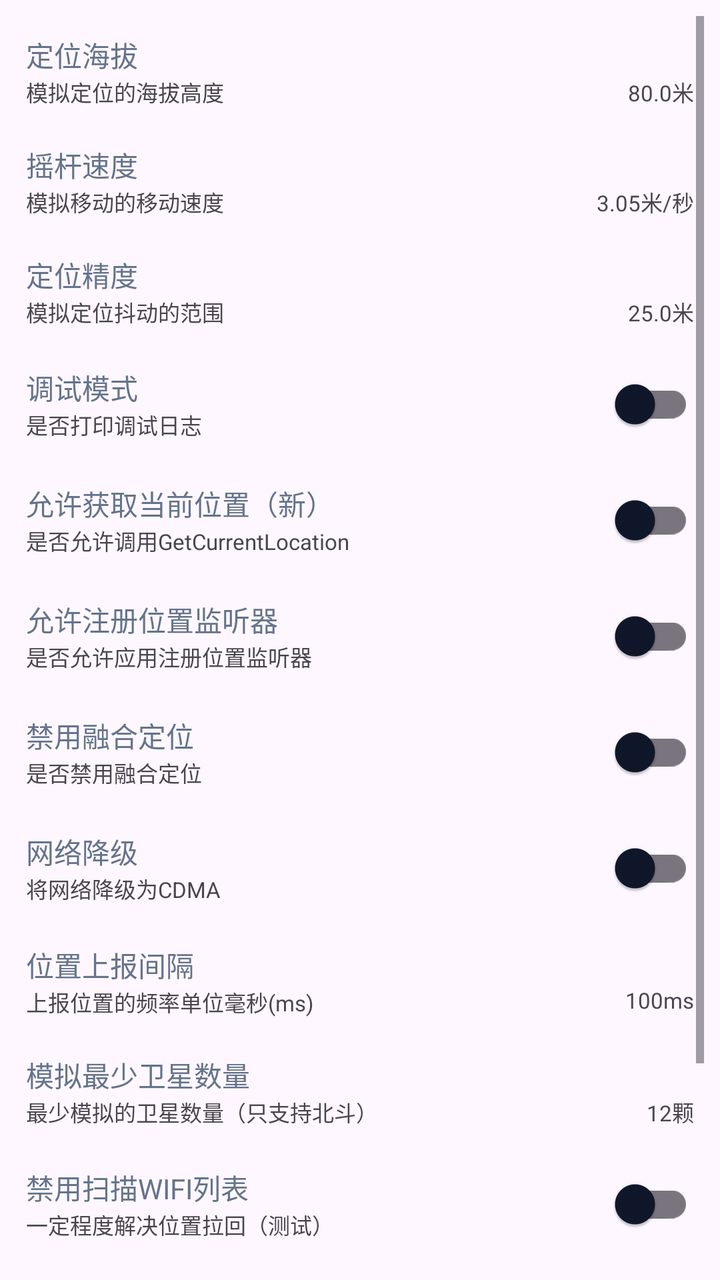
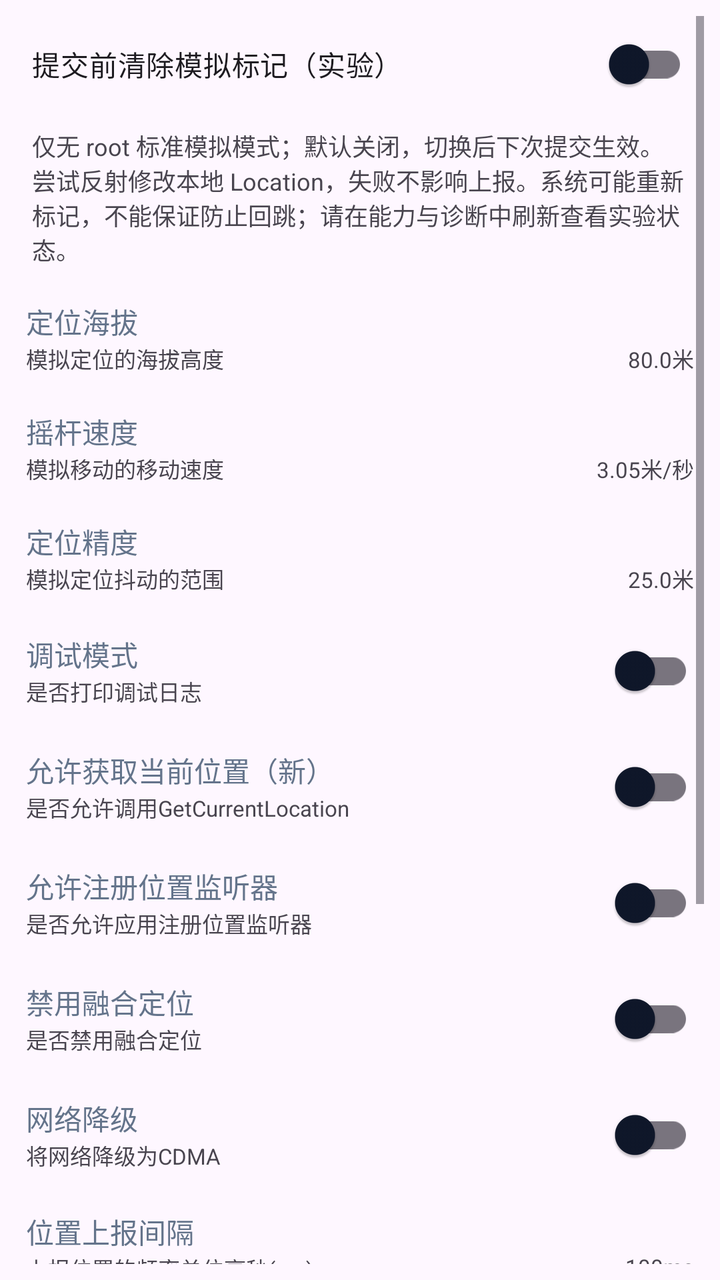

Compare the two renders of this Android layout. The source of the first and the diff that turns it into the second are given below.
<!-- AndroidManifest.xml: application theme AppTheme -->
<!-- res/layout/fragment_settings.xml -->
<?xml version="1.0" encoding="utf-8"?>
<androidx.constraintlayout.widget.ConstraintLayout xmlns:android="http://schemas.android.com/apk/res/android"
    xmlns:app="http://schemas.android.com/apk/res-auto"
    xmlns:tools="http://schemas.android.com/tools"
    android:layout_width="match_parent"
    android:layout_height="match_parent"
    android:padding="8dp"
    tools:context=".ui.settings.SettingsFragment">

    <ScrollView
        android:layout_width="match_parent"
        android:layout_height="0dp"
        app:layout_constraintTop_toTopOf="parent"
        app:layout_constraintStart_toStartOf="parent">

        <LinearLayout
            android:layout_width="match_parent"
            android:layout_height="wrap_content"
            android:orientation="vertical">

            <LinearLayout
                android:id="@+id/selinux_layout"
                android:visibility="gone"
                android:layout_width="match_parent"
                android:layout_height="wrap_content"
                android:gravity="center_vertical"
                android:orientation="horizontal"
                android:padding="5dp">
                <LinearLayout
                    android:layout_width="0dp"
                    android:layout_height="wrap_content"
                    android:layout_weight="1"
                    android:orientation="vertical"
                    android:gravity="center_vertical">
                    <com.google.android.material.textview.MaterialTextView
                        android:layout_width="wrap_content"
                        android:layout_height="wrap_content"
                        android:text="@string/selinux"
                        android:textColor="@color/lse_mini_title_color" />
                    <com.google.android.material.textview.MaterialTextView
                        android:layout_width="wrap_content"
                        android:layout_height="wrap_content"
                        android:text="@string/need_open_selinux"
                        android:textSize="11sp" />
                </LinearLayout>
                <com.google.android.material.switchmaterial.SwitchMaterial
                    android:id="@+id/selinux_switch"
                    android:layout_width="0dp"
                    android:layout_weight="1"
                    android:layout_height="wrap_content"
                    android:layout_gravity="center_vertical"
                    app:useMaterialThemeColors="true"/>
            </LinearLayout>

            <androidx.constraintlayout.widget.ConstraintLayout
                android:id="@+id/altitude_layout"
                android:layout_width="match_parent"
                android:layout_height="wrap_content"
                android:gravity="center_vertical"
                android:padding="5dp"
                android:layout_marginTop="4dp"
                android:layout_marginBottom="4dp">

                <com.google.android.material.textview.MaterialTextView
                    android:id="@+id/altitude_title"
                    android:layout_width="wrap_content"
                    android:layout_height="wrap_content"
                    android:text="@string/altitude"
                    android:textColor="@color/lse_mini_title_color"
                    app:layout_constraintStart_toStartOf="parent"
                    app:layout_constraintTop_toTopOf="parent"/>

                <com.google.android.material.textview.MaterialTextView
                    android:id="@+id/altitude_desc"
                    android:layout_width="wrap_content"
                    android:layout_height="wrap_content"
                    android:text="@string/altitude_desc"
                    android:textSize="11sp"
                    app:layout_constraintStart_toStartOf="parent"
                    app:layout_constraintTop_toBottomOf="@id/altitude_title"/>

                <com.google.android.material.textview.MaterialTextView
                    android:id="@+id/altitude_value"
                    android:layout_width="wrap_content"
                    android:layout_height="wrap_content"
                    android:text="80.0米"
                    android:textSize="11sp"
                    app:layout_constraintTop_toBottomOf="@id/altitude_title"
                    app:layout_constraintEnd_toEndOf="parent" />

            </androidx.constraintlayout.widget.ConstraintLayout>

            <androidx.constraintlayout.widget.ConstraintLayout
                android:id="@+id/speed_layout"
                android:layout_width="match_parent"
                android:layout_height="wrap_content"
                android:gravity="center_vertical"
                android:padding="5dp"
                android:layout_marginTop="4dp"
                android:layout_marginBottom="4dp">

                <com.google.android.material.textview.MaterialTextView
                    android:id="@+id/speed_title"
                    android:layout_width="wrap_content"
                    android:layout_height="wrap_content"
                    android:text="@string/rocker_speed"
                    android:textColor="@color/lse_mini_title_color"
                    app:layout_constraintStart_toStartOf="parent"
                    app:layout_constraintTop_toTopOf="parent"/>

                <com.google.android.material.textview.MaterialTextView
                    android:id="@+id/speed_desc"
                    android:layout_width="wrap_content"
                    android:layout_height="wrap_content"
                    android:text="@string/rocker_speed_desc"
                    android:textSize="11sp"
                    app:layout_constraintStart_toStartOf="parent"
                    app:layout_constraintTop_toBottomOf="@id/speed_title"/>

                <com.google.android.material.textview.MaterialTextView
                    android:id="@+id/speed_value"
                    android:layout_width="wrap_content"
                    android:layout_height="wrap_content"
                    android:text="3.05米/秒"
                    android:textSize="11sp"
                    app:layout_constraintTop_toBottomOf="@id/speed_title"
                    app:layout_constraintEnd_toEndOf="parent" />

            </androidx.constraintlayout.widget.ConstraintLayout>

            <androidx.constraintlayout.widget.ConstraintLayout
                android:id="@+id/accuracy_layout"
                android:layout_width="match_parent"
                android:layout_height="wrap_content"
                android:gravity="center_vertical"
                android:padding="5dp"
                android:layout_marginTop="4dp"
                android:layout_marginBottom="4dp">

                <com.google.android.material.textview.MaterialTextView
                    android:id="@+id/accuracy_title"
                    android:layout_width="wrap_content"
                    android:layout_height="wrap_content"
                    android:text="@string/accuracy"
                    android:textColor="@color/lse_mini_title_color"
                    app:layout_constraintStart_toStartOf="parent"
                    app:layout_constraintTop_toTopOf="parent"/>

                <com.google.android.material.textview.MaterialTextView
                    android:id="@+id/accuracy_desc"
                    android:layout_width="wrap_content"
                    android:layout_height="wrap_content"
                    android:text="@string/accuracy_desc"
                    android:textSize="11sp"
                    app:layout_constraintStart_toStartOf="parent"
                    app:layout_constraintTop_toBottomOf="@id/accuracy_title"/>

                <com.google.android.material.textview.MaterialTextView
                    android:id="@+id/accuracy_value"
                    android:layout_width="wrap_content"
                    android:layout_height="wrap_content"
                    android:text="25.0米"
                    android:textSize="11sp"
                    app:layout_constraintTop_toBottomOf="@id/accuracy_title"
                    app:layout_constraintEnd_toEndOf="parent" />

            </androidx.constraintlayout.widget.ConstraintLayout>

            <LinearLayout
                android:id="@+id/debug_layout"
                android:layout_width="match_parent"
                android:layout_height="wrap_content"
                android:padding="5dp"
                android:gravity="center_vertical"
                android:orientation="horizontal">
                <LinearLayout
                    android:layout_width="0dp"
                    android:layout_height="wrap_content"
                    android:layout_weight="1"
                    android:orientation="vertical"
                    android:gravity="center_vertical">
                    <com.google.android.material.textview.MaterialTextView
                        android:layout_width="wrap_content"
                        android:layout_height="wrap_content"
                        android:text="@string/debug"
                        android:textColor="@color/lse_mini_title_color" />
                    <com.google.android.material.textview.MaterialTextView
                        android:layout_width="wrap_content"
                        android:layout_height="wrap_content"
                        android:text="@string/debug_desc"
                        android:textSize="11sp" />
                </LinearLayout>
                <com.google.android.material.switchmaterial.SwitchMaterial
                    android:id="@+id/debug_switch"
                    android:layout_width="0dp"
                    android:layout_weight="1"
                    android:layout_height="wrap_content"
                    android:layout_gravity="center_vertical"
                    app:useMaterialThemeColors="true"/>
            </LinearLayout>

            <LinearLayout
                android:id="@+id/dgc_layout"
                android:layout_width="match_parent"
                android:layout_height="wrap_content"
                android:gravity="center_vertical"
                android:padding="5dp"
                android:orientation="horizontal">
                <LinearLayout
                    android:layout_width="0dp"
                    android:layout_height="wrap_content"
                    android:layout_weight="1"
                    android:orientation="vertical"
                    android:gravity="center_vertical">
                    <com.google.android.material.textview.MaterialTextView
                        android:layout_width="wrap_content"
                        android:layout_height="wrap_content"
                        android:text="@string/dgc"
                        android:textColor="@color/lse_mini_title_color" />
                    <com.google.android.material.textview.MaterialTextView
                        android:layout_width="wrap_content"
                        android:layout_height="wrap_content"
                        android:text="@string/dgc_desc"
                        android:textSize="11sp" />
                </LinearLayout>
                <com.google.android.material.switchmaterial.SwitchMaterial
                    android:id="@+id/dgc_switch"
                    android:layout_width="0dp"
                    android:layout_weight="1"
                    android:layout_height="wrap_content"
                    android:layout_gravity="center_vertical"
                    app:useMaterialThemeColors="true"/>
            </LinearLayout>

            <LinearLayout
                android:id="@+id/rll_layout"
                android:layout_width="match_parent"
                android:layout_height="wrap_content"
                android:gravity="center_vertical"
                android:padding="5dp"
                android:orientation="horizontal">
                <LinearLayout
                    android:layout_width="0dp"
                    android:layout_height="wrap_content"
                    android:layout_weight="1"
                    android:orientation="vertical"
                    android:gravity="center_vertical">
                    <com.google.android.material.textview.MaterialTextView
                        android:layout_width="wrap_content"
                        android:layout_height="wrap_content"
                        android:text="@string/rll"
                        android:textColor="@color/lse_mini_title_color" />
                    <com.google.android.material.textview.MaterialTextView
                        android:layout_width="wrap_content"
                        android:layout_height="wrap_content"
                        android:text="@string/rll_desc"
                        android:textSize="11sp" />
                </LinearLayout>
                <com.google.android.material.switchmaterial.SwitchMaterial
                    android:id="@+id/rll_switch"
                    android:layout_width="0dp"
                    android:layout_weight="1"
                    android:layout_height="wrap_content"
                    android:layout_gravity="center_vertical"
                    app:useMaterialThemeColors="true"/>
            </LinearLayout>

            <LinearLayout
                android:id="@+id/dfused_layout"
                android:layout_width="match_parent"
                android:layout_height="wrap_content"
                android:gravity="center_vertical"
                android:padding="5dp"
                android:orientation="horizontal">
                <LinearLayout
                    android:layout_width="0dp"
                    android:layout_height="wrap_content"
                    android:layout_weight="1"
                    android:orientation="vertical"
                    android:gravity="center_vertical">
                    <com.google.android.material.textview.MaterialTextView
                        android:layout_width="wrap_content"
                        android:layout_height="wrap_content"
                        android:text="@string/dfused"
                        android:textColor="@color/lse_mini_title_color" />
                    <com.google.android.material.textview.MaterialTextView
                        android:layout_width="wrap_content"
                        android:layout_height="wrap_content"
                        android:text="@string/dfused_desc"
                        android:textSize="11sp" />
                </LinearLayout>
                <com.google.android.material.switchmaterial.SwitchMaterial
                    android:id="@+id/dfused_switch"
                    android:layout_width="0dp"
                    android:layout_weight="1"
                    android:layout_height="wrap_content"
                    android:layout_gravity="center_vertical"
                    app:useMaterialThemeColors="true"/>
            </LinearLayout>

            <LinearLayout
                android:id="@+id/cdma_layout"
                android:layout_width="match_parent"
                android:layout_height="wrap_content"
                android:gravity="center_vertical"
                android:padding="5dp"
                android:orientation="horizontal">
                <LinearLayout
                    android:layout_width="0dp"
                    android:layout_height="wrap_content"
                    android:layout_weight="1"
                    android:orientation="vertical"
                    android:gravity="center_vertical">
                    <com.google.android.material.textview.MaterialTextView
                        android:layout_width="wrap_content"
                        android:layout_height="wrap_content"
                        android:text="@string/cdma"
                        android:textColor="@color/lse_mini_title_color" />
                    <com.google.android.material.textview.MaterialTextView
                        android:layout_width="wrap_content"
                        android:layout_height="wrap_content"
                        android:text="@string/cdma_desc"
                        android:textSize="11sp" />
                </LinearLayout>
                <com.google.android.material.switchmaterial.SwitchMaterial
                    android:id="@+id/cdma_switch"
                    android:layout_width="0dp"
                    android:layout_weight="1"
                    android:layout_height="wrap_content"
                    android:layout_gravity="center_vertical"
                    app:useMaterialThemeColors="true"/>
            </LinearLayout>

            <LinearLayout
                android:id="@+id/sensor_hook_layout"
                android:layout_width="match_parent"
                android:layout_height="wrap_content"
                android:visibility="gone"
                android:gravity="center_vertical"
                android:padding="5dp"
                android:orientation="horizontal">
                <LinearLayout
                    android:layout_width="0dp"
                    android:layout_height="wrap_content"
                    android:layout_weight="1"
                    android:orientation="vertical"
                    android:gravity="center_vertical">
                    <com.google.android.material.textview.MaterialTextView
                        android:layout_width="wrap_content"
                        android:layout_height="wrap_content"
                        android:text="@string/hook_sensor"
                        android:textColor="@color/lse_mini_title_color" />
                    <com.google.android.material.textview.MaterialTextView
                        android:layout_width="wrap_content"
                        android:layout_height="wrap_content"
                        android:text="@string/hook_sensor_desc"
                        android:textSize="11sp" />
                </LinearLayout>
                <com.google.android.material.switchmaterial.SwitchMaterial
                    android:id="@+id/sensor_hook_switch"
                    android:layout_width="0dp"
                    android:layout_weight="1"
                    android:layout_height="wrap_content"
                    android:layout_gravity="center_vertical"
                    app:useMaterialThemeColors="true"/>
            </LinearLayout>

            <androidx.constraintlayout.widget.ConstraintLayout
                android:id="@+id/report_duration_layout"
                android:layout_width="match_parent"
                android:layout_height="wrap_content"
                android:gravity="center_vertical"
                android:padding="5dp"
                android:layout_marginTop="4dp"
                android:layout_marginBottom="4dp">

                <com.google.android.material.textview.MaterialTextView
                    android:id="@+id/report_duration_title"
                    android:layout_width="wrap_content"
                    android:layout_height="wrap_content"
                    android:text="@string/item_report_duration_title"
                    android:textColor="@color/lse_mini_title_color"
                    app:layout_constraintStart_toStartOf="parent"
                    app:layout_constraintTop_toTopOf="parent"/>

                <com.google.android.material.textview.MaterialTextView
                    android:id="@+id/report_duration_desc"
                    android:layout_width="wrap_content"
                    android:layout_height="wrap_content"
                    android:text="@string/item_report_duration_desc"
                    android:textSize="11sp"
                    app:layout_constraintStart_toStartOf="parent"
                    app:layout_constraintTop_toBottomOf="@id/report_duration_title"/>

                <com.google.android.material.textview.MaterialTextView
                    android:id="@+id/report_duration_value"
                    android:layout_width="wrap_content"
                    android:layout_height="wrap_content"
                    android:text="@string/item_report_duration_value"
                    android:textSize="11sp"
                    app:layout_constraintTop_toBottomOf="@id/report_duration_title"
                    app:layout_constraintEnd_toEndOf="parent" />

            </androidx.constraintlayout.widget.ConstraintLayout>

            <androidx.constraintlayout.widget.ConstraintLayout
                android:id="@+id/satellite_count_layout"
                android:layout_width="match_parent"
                android:layout_height="wrap_content"
                android:gravity="center_vertical"
                android:padding="5dp"
                android:layout_marginTop="4dp"
                android:layout_marginBottom="4dp">

                <com.google.android.material.textview.MaterialTextView
                    android:id="@+id/satellite_count_title"
                    android:layout_width="wrap_content"
                    android:layout_height="wrap_content"
                    android:text="模拟最少卫星数量"
                    android:textColor="@color/lse_mini_title_color"
                    app:layout_constraintStart_toStartOf="parent"
                    app:layout_constraintTop_toTopOf="parent"/>

                <com.google.android.material.textview.MaterialTextView
                    android:id="@+id/satellite_count_desc"
                    android:layout_width="wrap_content"
                    android:layout_height="wrap_content"
                    android:text="最少模拟的卫星数量（只支持北斗）"
                    android:textSize="11sp"
                    app:layout_constraintStart_toStartOf="parent"
                    app:layout_constraintTop_toBottomOf="@id/satellite_count_title"/>

                <com.google.android.material.textview.MaterialTextView
                    android:id="@+id/satellite_count_value"
                    android:layout_width="wrap_content"
                    android:layout_height="wrap_content"
                    android:text="12颗"
                    android:textSize="11sp"
                    app:layout_constraintTop_toBottomOf="@id/satellite_count_title"
                    app:layout_constraintEnd_toEndOf="parent" />

            </androidx.constraintlayout.widget.ConstraintLayout>

            <LinearLayout
                android:id="@+id/disable_wlan_scan_layout"
                android:layout_width="match_parent"
                android:layout_height="wrap_content"
                android:gravity="center_vertical"
                android:padding="5dp"
                android:orientation="horizontal">
                <LinearLayout
                    android:layout_width="0dp"
                    android:layout_height="wrap_content"
                    android:layout_weight="1"
                    android:orientation="vertical"
                    android:gravity="center_vertical">
                    <com.google.android.material.textview.MaterialTextView
                        android:layout_width="wrap_content"
                        android:layout_height="wrap_content"
                        android:text="禁用扫描WIFI列表"
                        android:textColor="@color/lse_mini_title_color" />
                    <com.google.android.material.textview.MaterialTextView
                        android:layout_width="wrap_content"
                        android:layout_height="wrap_content"
                        android:text="一定程度解决位置拉回（测试）"
                        android:textSize="11sp" />
                </LinearLayout>
                <com.google.android.material.switchmaterial.SwitchMaterial
                    android:id="@+id/disable_wlan_scan_switch"
                    android:layout_width="0dp"
                    android:layout_weight="1"
                    android:layout_height="wrap_content"
                    android:layout_gravity="center_vertical"
                    app:useMaterialThemeColors="true"/>
            </LinearLayout>

            <LinearLayout
                android:id="@+id/loop_broadcast_location_layout"
                android:layout_width="match_parent"
                android:layout_height="wrap_content"
                android:gravity="center_vertical"
                android:padding="5dp"
                android:orientation="horizontal">
                <LinearLayout
                    android:layout_width="0dp"
                    android:layout_height="wrap_content"
                    android:layout_weight="1"
                    android:orientation="vertical"
                    android:gravity="center_vertical">
                    <com.google.android.material.textview.MaterialTextView
                        android:layout_width="wrap_content"
                        android:layout_height="wrap_content"
                        android:text="反定位拉回"
                        android:textColor="@color/lse_mini_title_color" />
                    <com.google.android.material.textview.MaterialTextView
                        android:layout_width="wrap_content"
                        android:layout_height="wrap_content"
                        android:text="按上报间隔持续发送固定位置，不产生随机跳动"
                        android:textSize="11sp" />
                </LinearLayout>
                <com.google.android.material.switchmaterial.SwitchMaterial
                    android:id="@+id/loop_broadcast_location_switch"
                    android:layout_width="0dp"
                    android:layout_weight="1"
                    android:layout_height="wrap_content"
                    android:layout_gravity="center_vertical"
                    app:useMaterialThemeColors="true"/>
            </LinearLayout>

            <LinearLayout
                android:id="@+id/check_update_layout"
                android:layout_width="match_parent"
                android:layout_height="wrap_content"
                android:gravity="center_vertical"
                android:padding="5dp"
                android:orientation="horizontal">

                <LinearLayout
                    android:layout_width="0dp"
                    android:layout_height="wrap_content"
                    android:layout_weight="1"
                    android:orientation="vertical"
                    android:gravity="center_vertical">
                    <com.google.android.material.textview.MaterialTextView
                        android:id="@+id/check_update_title"
                        android:layout_width="wrap_content"
                        android:layout_height="wrap_content"
                        android:text="检查更新"
                        android:textColor="@color/lse_mini_title_color" />
                    <com.google.android.material.textview.MaterialTextView
                        android:id="@+id/check_update_desc"
                        android:layout_width="wrap_content"
                        android:layout_height="wrap_content"
                        android:text="点击检查 GitHub Releases 最新版本"
                        android:textSize="11sp" />
                </LinearLayout>

                <com.google.android.material.button.MaterialButton
                    android:id="@+id/check_update_button"
                    style="@style/Widget.MaterialComponents.Button.OutlinedButton"
                    android:layout_width="wrap_content"
                    android:layout_height="wrap_content"
                    android:text="检查" />
            </LinearLayout>
        </LinearLayout>

    </ScrollView>
</androidx.constraintlayout.widget.ConstraintLayout>
<!-- resources referenced by this layout -->
<resources>
  <color name="lse_mini_title_color">#64748B</color>
  <string name="accuracy">定位精度</string>
  <string name="accuracy_desc">模拟定位抖动的范围</string>
  <string name="altitude">定位海拔</string>
  <string name="altitude_desc">模拟定位的海拔高度</string>
  <string name="cdma">网络降级</string>
  <string name="cdma_desc">将网络降级为CDMA</string>
  <string name="debug">调试模式</string>
  <string name="debug_desc">是否打印调试日志</string>
  <string name="dfused">禁用融合定位</string>
  <string name="dfused_desc">是否禁用融合定位</string>
  <string name="dgc">允许获取当前位置（新）</string>
  <string name="dgc_desc">是否允许调用GetCurrentLocation</string>
  <string name="hook_sensor">传感器劫持</string>
  <string name="hook_sensor_desc">模拟步频（待完善）</string>
  <string name="item_report_duration_desc">上报位置的频率单位毫秒(ms)</string>
  <string name="item_report_duration_title">位置上报间隔</string>
  <string name="item_report_duration_value">100ms</string>
  <string name="need_open_selinux">是否开启SELinux</string>
  <string name="rll">允许注册位置监听器</string>
  <string name="rll_desc">是否允许应用注册位置监听器</string>
  <string name="rocker_speed">摇杆速度</string>
  <string name="rocker_speed_desc">模拟移动的移动速度</string>
  <string name="selinux">SELinux</string>
  <style name="AppTheme" parent="Theme.Material3.DayNight.NoActionBar">
          <item name="colorPrimary">@color/primary</item>
          <item name="colorPrimaryInverse">@color/primary_dark</item>
          <item name="colorSecondary">@color/accent</item>
          <item name="colorSurface">@color/surface</item>
          <item name="colorOnSurface">@color/text_primary</item>
          <item name="colorOnPrimary">@color/white</item>
          <item name="android:statusBarColor">@android:color/transparent</item>
          <item name="android:navigationBarColor">@android:color/transparent</item>
          <item name="android:windowLightStatusBar">true</item>
          <item name="android:windowLightNavigationBar">true</item>
          <item name="windowActionModeOverlay">true</item>
          <item name="windowActionBar">false</item>
          <item name="windowNoTitle">true</item>
          <item name="android:windowDrawsSystemBarBackgrounds">true</item>
      </style>
  <color name="primary">#3B82F6</color>
  <color name="primary_dark">#1D4ED8</color>
  <color name="accent">#4F46E5</color>
  <color name="surface">#F8FAFC</color>
  <color name="text_primary">#0F172A</color>
  <color name="white">#FFFFFFFF</color>
</resources>

<!-- the commit's change to res/layout/fragment_settings.xml (unified diff, before → after) -->
@@ -18,6 +18,22 @@
             android:layout_height="wrap_content"
             android:orientation="vertical">
 
+            <com.google.android.material.switchmaterial.SwitchMaterial
+                android:id="@+id/clear_mock_flag_switch"
+                android:layout_width="match_parent"
+                android:layout_height="wrap_content"
+                android:minHeight="48dp"
+                android:padding="8dp"
+                android:text="@string/clear_mock_flag_experiment"
+                app:useMaterialThemeColors="true" />
+
+            <TextView
+                android:layout_width="match_parent"
+                android:layout_height="wrap_content"
+                android:padding="8dp"
+                android:text="@string/clear_mock_flag_experiment_desc"
+                android:textSize="12sp" />
+
             <LinearLayout
                 android:id="@+id/selinux_layout"
                 android:visibility="gone"
<!-- resource entries referenced after the edit -->
@@ -7,6 +7,8 @@
   <string name="altitude_desc">模拟定位的海拔高度</string>
   <string name="cdma">网络降级</string>
   <string name="cdma_desc">将网络降级为CDMA</string>
+  <string name="clear_mock_flag_experiment">提交前清除模拟标记（实验）</string>
+  <string name="clear_mock_flag_experiment_desc">仅无 root 标准模拟模式；默认关闭，切换后下次提交生效。尝试反射修改本地 Location，失败不影响上报。系统可能重新标记，不能保证防止回跳；请在能力与诊断中刷新查看实验状态。</string>
   <string name="debug">调试模式</string>
   <string name="debug_desc">是否打印调试日志</string>
   <string name="dfused">禁用融合定位</string>
